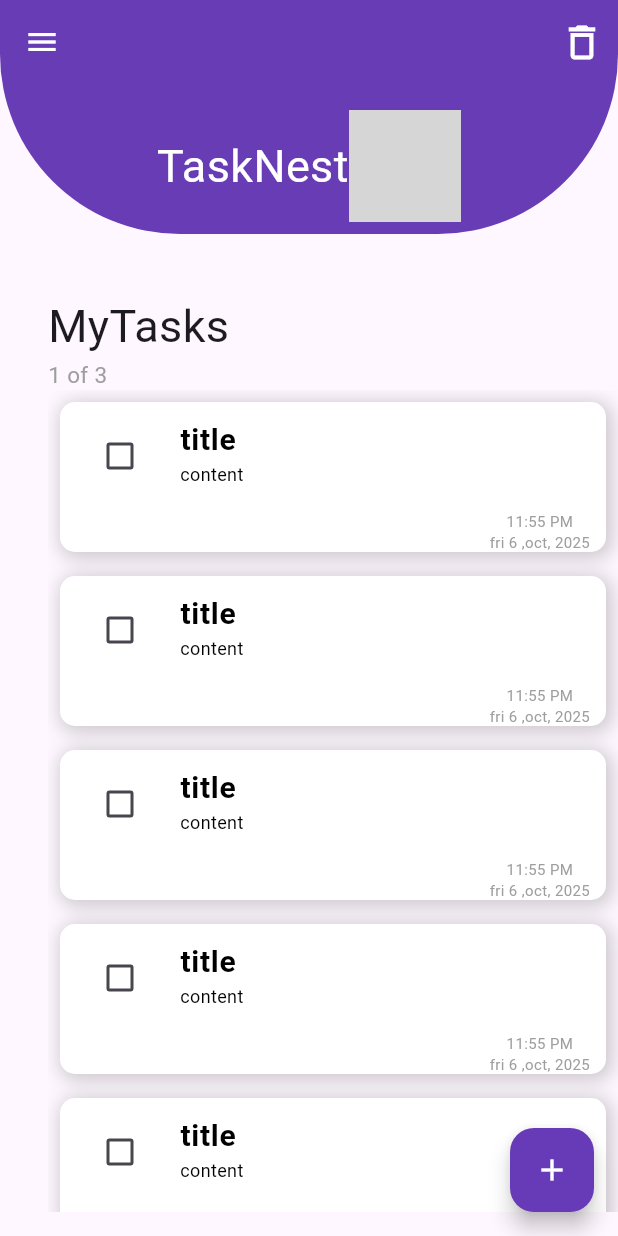
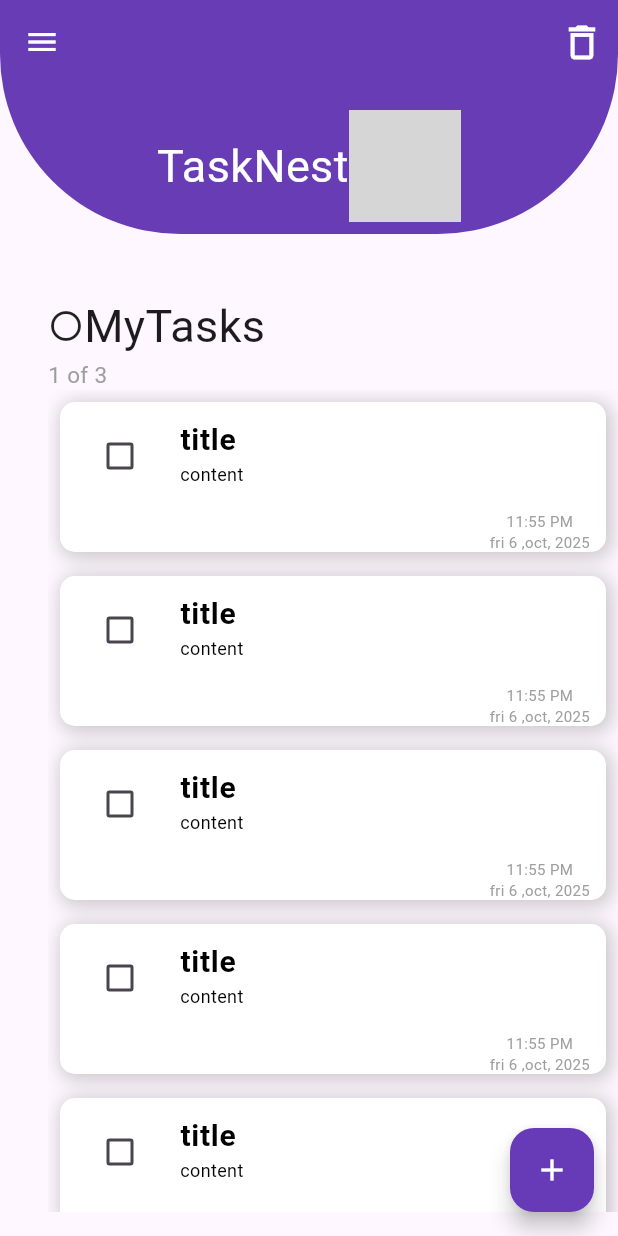
Before and after one commit to moshehata7/flutter_todo_app, a Flutter app: the screen it shows after launch, on a phone screen of 412 x 824 dp. Run offline on Flutter 3.47's test engine with Material 3 defaults, Android fonts, the phone set to English and light mode, and no system bars; grey boxes are pictures that could not be loaded.

Commit message:
create add new task screen

```diff
--- a/lib/screens/home_screen.dart
+++ b/lib/screens/home_screen.dart
@@ -1,4 +1,5 @@
 import 'package:flutter/material.dart';
+import 'package:todo_app/screens/add_new_task_screen.dart';
 import 'package:todo_app/widgets/todo_body.dart';
 
 class HomeScreen extends StatelessWidget {
@@ -8,33 +9,41 @@ class HomeScreen extends StatelessWidget {
   Widget build(BuildContext context) {
     return Scaffold(
       floatingActionButton: FloatingActionButton(
-
         backgroundColor: Colors.deepPurple,
-        child: Icon(Icons.add,color: Colors.white,),
-        onPressed: (){}),
-      drawer: Drawer(
-        surfaceTintColor: Colors.white,
+        child: Icon(Icons.add, color: Colors.white),
+        onPressed: () {
+          Navigator.push(
+            context,
+            MaterialPageRoute(
+              builder: (context) {
+                return AddNewTaskScreen();
+              },
             ),
+          );
+        },
+      ),
+      drawer: Drawer(surfaceTintColor: Colors.white),
       appBar: AppBar(
-        iconTheme: IconThemeData(
-          color: Colors.white
-        ),
-        bottom: PreferredSize(preferredSize: Size.fromHeight(100),
+        iconTheme: IconThemeData(color: Colors.white),
+        bottom: PreferredSize(
+          preferredSize: Size.fromHeight(100),
           child: Padding(
             padding: const EdgeInsets.all(8.0),
             child: Row(
               mainAxisAlignment: MainAxisAlignment.center,
               children: [
-               Text("TaskNest",style: TextStyle(fontSize: 30,color: Colors.white),),
-               Image.asset("images/task.png",height: 75,width: 75,)
+                Text(
+                  "TaskNest",
+                  style: TextStyle(fontSize: 30, color: Colors.white),
+                ),
+                Image.asset("images/task.png", height: 75, width: 75),
               ],
             ),
-         )),
+          ),
+        ),
         elevation: 6,
         shape: RoundedRectangleBorder(
-    borderRadius: BorderRadius.vertical(
-      bottom: Radius.circular(120)
-    ),
+          borderRadius: BorderRadius.vertical(bottom: Radius.circular(120)),
         ),
         backgroundColor: Colors.deepPurple,
         actions: [
--- a/lib/widgets/todo_body.dart
+++ b/lib/widgets/todo_body.dart
@@ -10,10 +10,23 @@ class ToDoBody extends StatelessWidget {
       padding: const EdgeInsets.only(left: 32, bottom: 16),
       child: Column(
         crossAxisAlignment: CrossAxisAlignment.start,
-        children:[
+        children: [
           SizedBox(height: 40),
+          Column(
+            crossAxisAlignment: CrossAxisAlignment.start,
+            children: [
+              Row(
+                children: [
+                  Icon(Icons.circle_outlined),
                   Text("MyTasks", style: TextStyle(fontSize: 30)),
-          Text("1 of 3 ", style: TextStyle(fontSize: 15, color: Colors.grey)),
+                ],
+              ),
+              Text(
+                "1 of 3 ",
+                style: TextStyle(fontSize: 15, color: Colors.grey),
+              ),
+            ],
+          ),
           Expanded(
             child: ListView.builder(
               itemCount: 10,
@@ -22,10 +35,8 @@ class ToDoBody extends StatelessWidget {
               },
             ),
           ),
-
-        ]
+        ],
       ),
-
     );
   }
 }
```
Also changed, not shown: lib/screens/add_new_task_screen.dart (added, +16 -0 lines), lib/widgets/add_new_task_body.dart (added, +20 -0 lines). Lines whose indentation alone changed are shown as unchanged.
